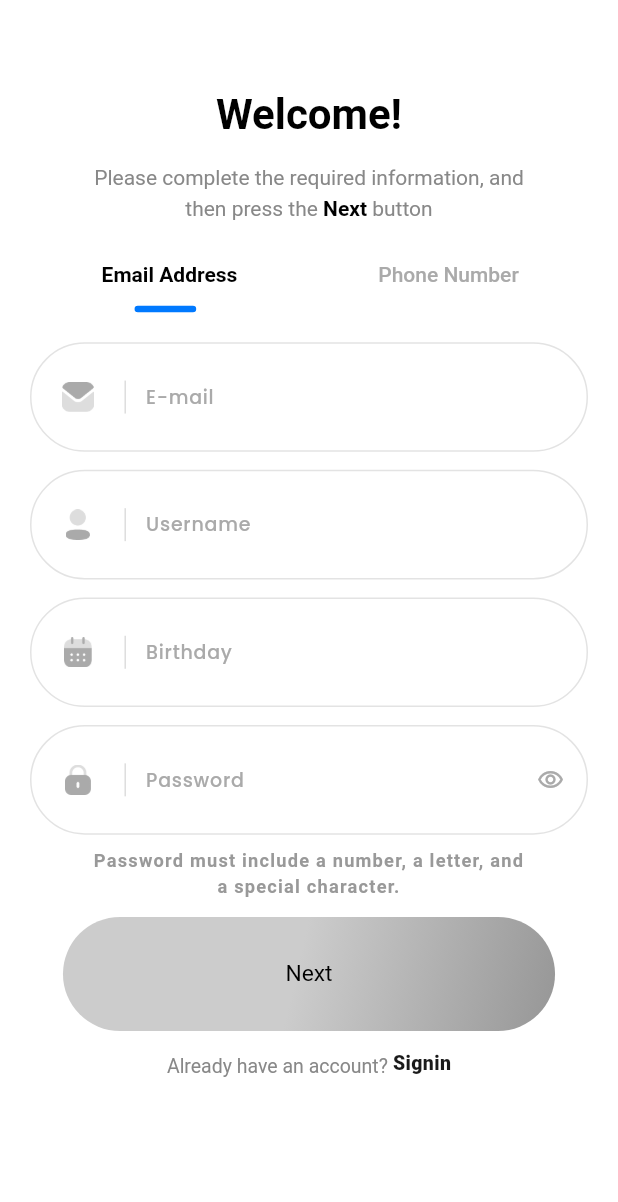
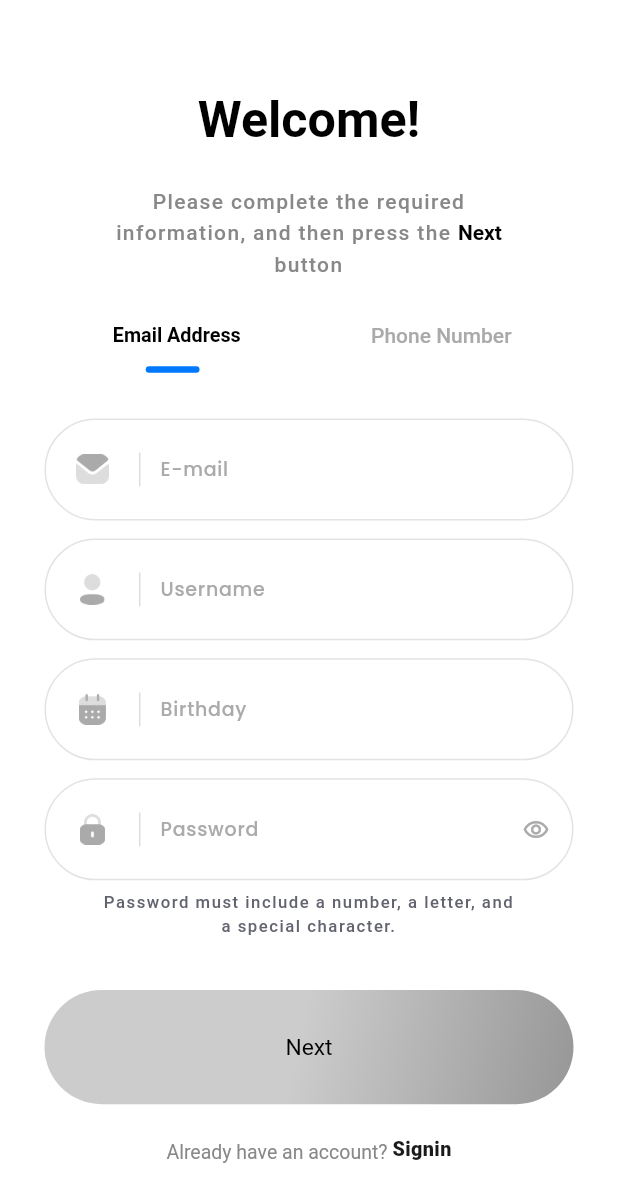
Before and after one commit to FiazZafar/sss-stars-flutter-assessment, a Flutter app: the screen it shows after launch, on a phone screen of 412 x 824 dp. Shown: the top 1202 px of the screen. Run offline on Flutter 3.47's test engine with Material 3 defaults, Android fonts, the phone set to English and light mode, and no system bars; drawn by our look-alikes of flutter_animate; our stand-ins replace cached_network_image, cloud_firestore, firebase_auth, firebase_core, flutter_screenutil, go_router and 1 more; accounts and stored records are empty.

Commit message:
updated auth pages ui

```diff
--- a/lib/mvvm/views/auth_page.dart
+++ b/lib/mvvm/views/auth_page.dart
@@ -36,6 +36,7 @@ class _AuthPageState extends State<AuthPage>
   @override
   void initState() {
     super.initState();
+
     _emailController = TextEditingController();
     _phoneNoController = TextEditingController();
     _nameController = TextEditingController();
@@ -46,6 +47,7 @@ class _AuthPageState extends State<AuthPage>
     _phoneFormKey = GlobalKey();
 
     _tabController = TabController(length: 2, vsync: this);
+
     _tabController.addListener(() {
       if (!_tabController.indexIsChanging) {
         context.read<AuthViewModel>().setActiveTab(_tabController.index);
@@ -57,7 +59,7 @@ class _AuthPageState extends State<AuthPage>
   void dispose() {
     _tabController.dispose();
     _emailController.dispose();
-    _phoneNoController.dispose(); // ✅ was missing
+    _phoneNoController.dispose();
     _nameController.dispose();
     _birthDateController.dispose();
     _passwordController.dispose();
@@ -67,36 +69,44 @@ class _AuthPageState extends State<AuthPage>
   @override
   Widget build(BuildContext context) {
     return Scaffold(
-      backgroundColor: const Color(0xFF2C2C2C),
-      appBar: AppBar(backgroundColor: AppColors.white),
-      body: Container(
-        color: AppColors.white,
-        padding: const EdgeInsets.only(left: 20, right: 20, bottom: 20),
+      resizeToAvoidBottomInset: true,
+      backgroundColor: AppColors.white,
+      appBar: AppBar(
+        backgroundColor: AppColors.white,
+
+        surfaceTintColor: AppColors.transparent,
+      ),
+      body: SingleChildScrollView(
+        child: SafeArea(
+          child: Padding(
+            padding: EdgeInsets.symmetric(horizontal: 27.0.w),
             child: Column(
               crossAxisAlignment: CrossAxisAlignment.center,
+              mainAxisAlignment: .start,
               children: [
                 Text(
                   'Welcome!',
-              style: AppTextStyles.customText28(
-                fontWeight: FontWeight.bold,
+                  style: AppTextStyles.customText(
+                    fontWeight: FontWeight.w700,
                     color: AppColors.textDarkColor,
+                    fontSize: 33.sp,
                   ),
                 ),
-            const SizedBox(height: 10),
+                SizedBox(height: 18.h),
 
-            Padding(
-              padding: const EdgeInsets.symmetric(horizontal: 32.0),
-              child: RichText(
+                RichText(
                   textAlign: TextAlign.center,
                   text: TextSpan(
                     style: AppTextStyles.customText14(
                       color: AppColors.textLightBlack,
-                    height: 1.5,
+                      fontWeight: FontWeight.w500,
+                      height: 1.5.h,
+                      letterSpacing: 0.9,
                     ),
                     children: [
                       const TextSpan(
                         text:
-                          'Please complete the required information, and then press the ',
+                            'Please complete the required\ninformation, and then press the ',
                       ),
                       TextSpan(
                         text: 'Next',
@@ -105,19 +115,20 @@ class _AuthPageState extends State<AuthPage>
                           color: AppColors.textDarkColor,
                         ),
                       ),
-                    const TextSpan(text: ' button'),
+                      const TextSpan(text: '\nbutton'),
                     ],
                   ),
                 ),
-            ),
-            SizedBox(height: 12.h),
+
+                SizedBox(height: 15.h),
 
                 TabBar(
                   controller: _tabController,
                   labelColor: AppColors.textDarkColor,
                   unselectedLabelColor: AppColors.textGreyColor,
-              labelStyle: AppTextStyles.customText14(
+                  labelStyle: AppTextStyles.customText(
                     fontWeight: FontWeight.w700,
+                    fontSize: 13.sp,
                   ),
                   unselectedLabelStyle: AppTextStyles.customText14(
                     fontWeight: FontWeight.w500,
@@ -137,10 +148,11 @@ class _AuthPageState extends State<AuthPage>
                     Tab(text: 'Phone Number'),
                   ],
                 ),
-            const SizedBox(height: 20),
+
+                SizedBox(height: 30.h),
 
                 SizedBox(
-              height: 324.h,
+                  height: 310.h,
                   child: TabBarView(
                     controller: _tabController,
                     physics: const NeverScrollableScrollPhysics(),
@@ -158,7 +170,7 @@ class _AuthPageState extends State<AuthPage>
                                 .animate()
                                 .fadeIn(duration: 400.ms)
                                 .slideX(
-                              begin: _currentIndex == 0 ? -0.2 : 0.2,
+                                  begin: -0.2,
                                   end: 0,
                                   duration: 400.ms,
                                   curve: Curves.easeOut,
@@ -170,16 +182,14 @@ class _AuthPageState extends State<AuthPage>
                             PhoneSignupTab(
                                   phoneNoController: _phoneNoController,
                                   nameController: _nameController,
-                              birthDateController:
-                                  _birthDateController,
-                              passwordController:
-                                  _passwordController,
+                                  birthDateController: _birthDateController,
+                                  passwordController: _passwordController,
                                   formKey: _phoneFormKey,
                                 )
                                 .animate()
                                 .fadeIn(duration: 400.ms)
                                 .slideX(
-                              begin: _currentIndex == 1 ? 0.2 : -0.2,
+                                  begin: 0.2,
                                   end: 0,
                                   duration: 400.ms,
                                   curve: Curves.easeOut,
@@ -188,25 +198,27 @@ class _AuthPageState extends State<AuthPage>
                     ],
                   ),
                 ),
-            SizedBox(height: 8.h),
 
                 Text(
                   'Password must include a number, a letter, and\na special character.',
                   textAlign: TextAlign.center,
                   style: TextStyle(
-                fontSize: 12.sp,
-                fontWeight: FontWeight.w600,
-                color: const Color(0xFF999999),
-                letterSpacing: 0.8,
+                    fontSize: 11.sp,
+                    fontWeight: FontWeight.w500,
+                    color: const Color(0xFF61636F),
+                    letterSpacing: 1,
                   ),
                 ),
-            SizedBox(height: 12.h),
+
+                SizedBox(height: 34.h),
 
                 Consumer<AuthViewModel>(
                   builder: (context, value, child) => SSSStoreBtn(
                     title: 'Next',
+                    isEnabled: value.allFieldsValid,
                     showGradient: true,
-                isEnabled: value.allFieldsValid,
+                    showShadow: value.allFieldsValid ? true : false,
+                    padding: 0,
                     onPressed: () async {
                       final activeKey = _currentIndex == 0
                           ? _emailFormKey
@@ -222,7 +234,7 @@ class _AuthPageState extends State<AuthPage>
                           _passwordController.text,
                         );
 
-                    if (!context.mounted) return; // ✅ safety check
+                        if (!context.mounted) return;
 
                         ScaffoldMessenger.of(context).showSnackBar(
                           SnackBar(
@@ -241,31 +253,32 @@ class _AuthPageState extends State<AuthPage>
                     },
                   ),
                 ),
-            SizedBox(height: 12.h),
+
+                SizedBox(height: 20.h),
 
                 RichText(
                   text: TextSpan(
-                style: const TextStyle(fontSize: 13, color: Color(0xFF888888)),
+                    style: TextStyle(fontSize: 13, color: Color(0xFF888888)),
                     children: [
-                  const TextSpan(text: 'Already have an account? '),
+                      TextSpan(text: 'Already have an account? '),
                       WidgetSpan(
-                    child: GestureDetector(
-                      onTap: () {},
-                      child: const Text(
+                        child: Text(
                           'Signin',
                           style: TextStyle(
-                          fontSize: 13,
+                            fontSize: 13.sp,
                             fontWeight: FontWeight.w800,
                             color: Color(0xFF1A1A1A),
-                        ),
                           ),
                         ),
                       ),
                     ],
                   ),
                 ),
-            SizedBox(height: 15.h),
+
+                SizedBox(height: 30.h),
               ],
+            ),
+          ),
         ),
       ),
     );
--- a/lib/widgets/PhoneNoSignup.dart
+++ b/lib/widgets/PhoneNoSignup.dart
@@ -40,6 +40,7 @@ class _PhoneSignupTabState extends State<PhoneSignupTab> {
             icon: Icons.phone_outlined,
             hintText: 'Phone Number',
             placeholderText: '+92 300 0000000',
+            // onlyNumbers: true,
             keyboardType: TextInputType.phone,
             controller: widget.phoneNoController,
             imagePath: AppAssets.emailIcon,
@@ -108,6 +109,7 @@ class _PhoneSignupTabState extends State<PhoneSignupTab> {
             placeholderText: '• • • • • • • • •',
             controller: widget.passwordController,
             imagePath: AppAssets.passwordIcon,
+            inputAction: TextInputAction.done,
             obscureText: _obscurePassword,
             isValid: vm.passwordValid,
             validator: vm.formValidatePassword,
--- a/lib/widgets/auth_field.dart
+++ b/lib/widgets/auth_field.dart
@@ -1,4 +1,5 @@
 import 'package:flutter/material.dart';
+import 'package:flutter/services.dart';
 import 'package:flutter_screenutil/flutter_screenutil.dart';
 import 'package:google_fonts/google_fonts.dart';
 import 'package:sss_stars_flutter_assessment/resources/app_colors.dart';
@@ -17,6 +18,8 @@ class AuthField extends StatelessWidget {
   final String? Function(String?)? validator;
   final bool isValid;
   final void Function(String)? onChanged;
+  final TextInputAction? inputAction;
+   final bool?   onlyNumbers  ;
 
   const AuthField({
     super.key,
@@ -33,6 +36,8 @@ class AuthField extends StatelessWidget {
     this.imagePath = '',
     this.validator,
     this.isValid = false,
+    this.inputAction,
+     this.onlyNumbers = false
   });
 
   @override
@@ -42,7 +47,7 @@ class AuthField extends StatelessWidget {
         : const Color(0xFFAAAAAA);
 
     return Container(
-      height: 72.h,
+      height: 67.h,
       decoration: BoxDecoration(
         color: Colors.white,
         borderRadius: BorderRadius.circular(70),
@@ -70,15 +75,24 @@ class AuthField extends StatelessWidget {
           ),
           Container(
             width: 1,
-            height: 22,
+            height: 22.h,
             color: isValid
                 ? AppColors.primary.withOpacity(0.4)
                 : const Color(0xFFDDDDDD),
           ),
           Expanded(
             child: TextFormField(
+                inputFormatters: onlyNumbers == true
+      ? [FilteringTextInputFormatter.digitsOnly]
+      : null,
+
+              cursorColor: AppColors.primary,
+              cursorHeight: 30.h,
+              cursorWidth: 3.w,
+              cursorRadius: Radius.circular(10.r),
               onChanged: onChanged,
               readOnly: readOnly,
+              textInputAction: inputAction ?? TextInputAction.next,
               controller: controller,
               onTap: onTap,
               obscureText: obscureText,
@@ -90,9 +104,7 @@ class AuthField extends StatelessWidget {
                 labelStyle: GoogleFonts.poppins(
                   fontSize: 12.5.sp,
                   fontWeight: FontWeight.w500,
-                  color: isValid
-                      ? AppColors.primary
-                      : const Color(0xFFAAAAAA),
+                  color: isValid ? AppColors.primary : const Color(0xFFAAAAAA),
                 ),
                 hintText: placeholderText,
                 hintStyle: const TextStyle(
@@ -104,7 +116,7 @@ class AuthField extends StatelessWidget {
                 errorStyle: const TextStyle(
                   height: 0,
                   fontSize: 0,
-                ), // ✅ hide error text
+                ),
                 contentPadding: EdgeInsets.symmetric(
                   horizontal: 12.w,
                   vertical: 20.h,
--- a/lib/widgets/emailsignup.dart
+++ b/lib/widgets/emailsignup.dart
@@ -107,8 +107,10 @@ class _EmailSignupTabState extends State<EmailSignupTab> {
             hintText: 'Password',
             placeholderText: '• • • • • • • • •',
             obscureText: _obscurePassword,
+            inputAction: TextInputAction.done,
             controller: widget.passwordController,
             imagePath: AppAssets.passwordIcon,
+
             isValid: vm.passwordValid,
             validator: vm.formValidatePassword,
             onChanged: (v) => vm.validatePassword(v), // ✅ live update
```
Lines whose indentation alone changed are shown as unchanged.
